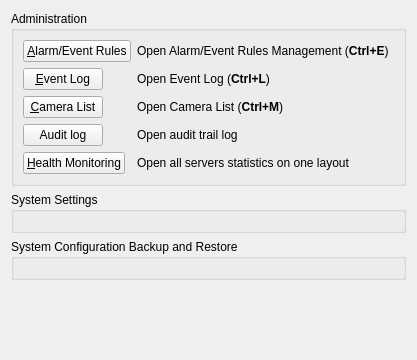
networkoptix/nx_open, file client/src/ui/widgets/settings/general_system_administration_widget.ui: the form before one commit.
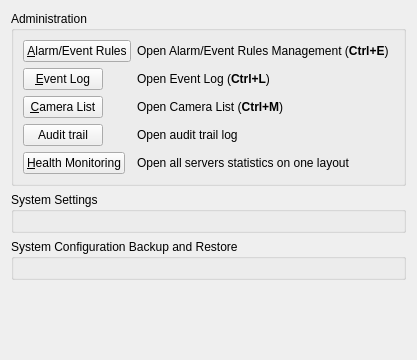
The form after the commit. Custom widgets are drawn as their Qt base class.

What changed in the file:
```diff
--- a/client/src/ui/widgets/settings/general_system_administration_widget.ui
+++ b/client/src/ui/widgets/settings/general_system_administration_widget.ui
@@ -100,7 +100,7 @@
       <item row="3" column="0">
        <widget class="QPushButton" name="auditLogButton">
         <property name="text">
-         <string>Audit log</string>
+         <string>Audit trail</string>
         </property>
        </widget>
       </item>
```
